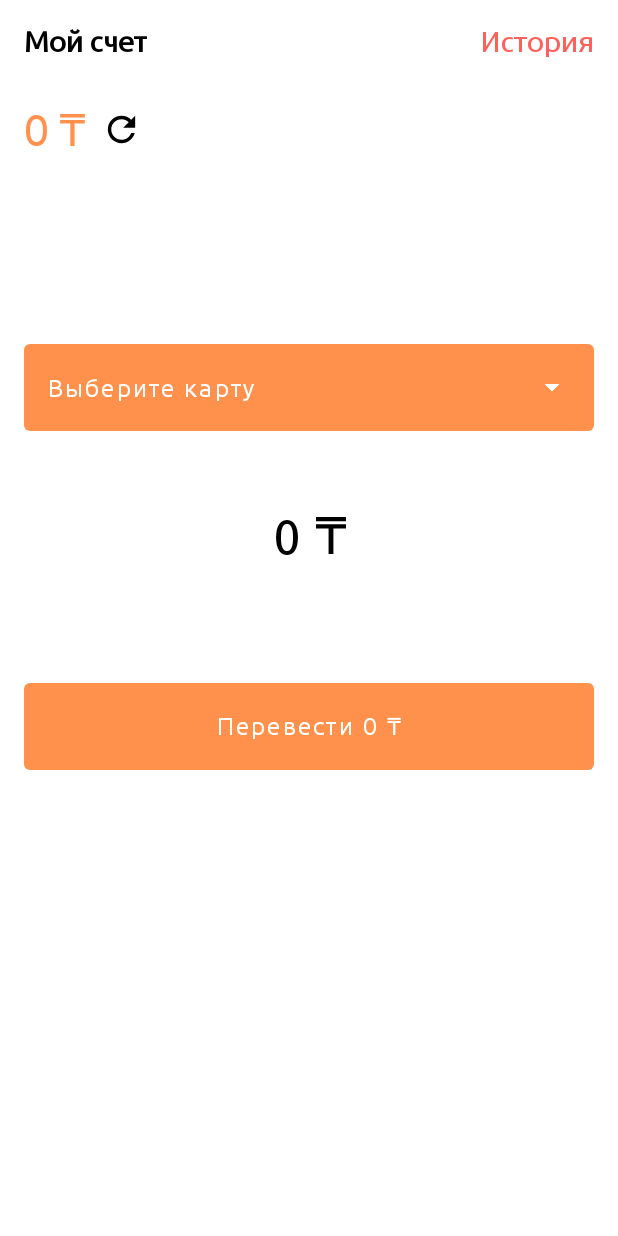
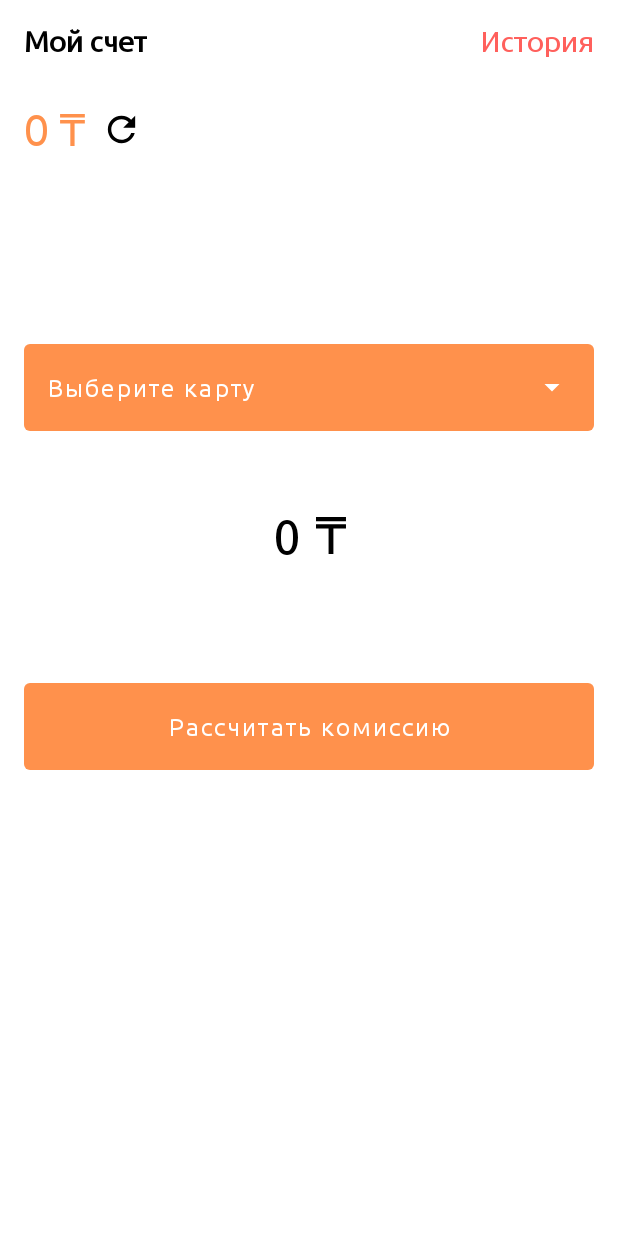
Before and after one commit to HahhVwgwg/NomadDi, an Android app: the fragment WithDrawFragment shown on its own in the app's theme, after a tap on "ПОВТОРИТЬ", on a phone screen of 412 x 824 dp. Run offline under Robolectric (Android 15) with nearby library versions, the phone set to English and light mode, and no system bars; our stand-ins replace data binding.

Commit message:
Commission feature

```diff
--- a/app/build.gradle
+++ b/app/build.gradle
@@ -13,8 +13,8 @@ android {
         applicationId "com.dataplus.nomad"
         minSdkVersion 22
         targetSdkVersion 30
-        versionCode 1
-        versionName "2.0.0"
+        versionCode 2
+        versionName "1.2.1"
         testInstrumentationRunner "androidx.test.runner.AndroidJUnitRunner"
         multiDexEnabled true
         vectorDrawables.useSupportLibrary = true
--- a/app/src/main/res/layout/fragment_with_draw.xml
+++ b/app/src/main/res/layout/fragment_with_draw.xml
@@ -128,11 +128,23 @@
                         app:layout_constraintTop_toBottomOf="@id/with_draw_amount"
                         tools:text="Комиссия 130 \u20b8" />
 
+
+                    <ProgressBar
+                        android:id="@+id/login_progress_bar"
+                        style="?android:attr/progressBarStyle"
+                        android:layout_width="16dp"
+                        android:layout_height="16dp"
+                        android:layout_marginEnd="16dp"
+                        android:visibility="invisible"
+                        app:layout_constraintBottom_toBottomOf="@+id/withdraw_btn_withdrawPage"
+                        app:layout_constraintEnd_toEndOf="@+id/withdraw_btn_withdrawPage"
+                        app:layout_constraintTop_toTopOf="@+id/withdraw_btn_withdrawPage" />
+
                     <Button
                         android:id="@+id/withdraw_btn_withdrawPage"
                         android:layout_width="match_parent"
                         android:layout_height="70dp"
-                        android:text="Перевести 0 \u20b8"
+                        android:text="@string/calculate_commission"
                         android:textAllCaps="false"
                         android:textSize="16sp"
                         app:layout_constraintBottom_toBottomOf="parent"
--- a/app/src/main/res/values/strings.xml
+++ b/app/src/main/res/values/strings.xml
@@ -79,5 +79,6 @@
     <string name="create_pin_code_with_four_letter">Создайте код быстрого доступа из 4 цифр</string>
     <string name="choose_park">Выбор парка</string>
     <string name="choose_park_element">Выберите парк</string>
+    <string name="calculate_commission">Рассчитать комиссию</string>
 
 </resources>
```
Also changed, not shown: app/src/main/java/com/dataplus/tabyspartner/networking/PartnersApiService.kt (+24 -0 lines), app/src/main/java/com/dataplus/tabyspartner/ui/ui/withdraw/WithDrawFragment.kt (+31 -29 lines), app/src/main/java/com/dataplus/tabyspartner/ui/ui/withdraw/WithDrawViewModel.kt (+28 -3 lines), app/src/main/res/drawable/banner3.png.
